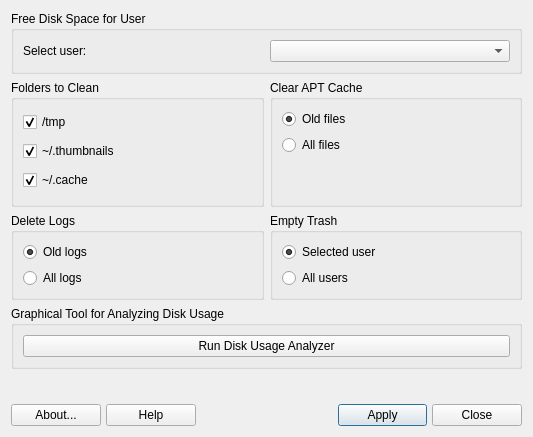
Above: mainwindow.ui from MX-Linux/mx-cleanup before the change. Below: the same form after it.
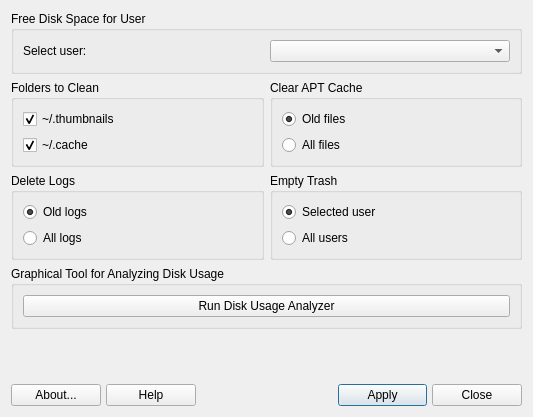
That is the form after the change. Icons and pictures are not drawn.

Patch:
```diff
--- a/mainwindow.ui
+++ b/mainwindow.ui
@@ -7,7 +7,7 @@
     <x>0</x>
     <y>0</y>
     <width>533</width>
-    <height>437</height>
+    <height>417</height>
    </rect>
   </property>
   <property name="windowTitle">
@@ -26,22 +26,6 @@
       <string>Folders to Clean</string>
      </property>
      <layout class="QVBoxLayout" name="verticalLayout_3">
-      <item>
-       <widget class="QCheckBox" name="tmpCheckBox">
-        <property name="sizePolicy">
-         <sizepolicy hsizetype="Expanding" vsizetype="Fixed">
-          <horstretch>0</horstretch>
-          <verstretch>0</verstretch>
-         </sizepolicy>
-        </property>
-        <property name="text">
-         <string notr="true">/tmp</string>
-        </property>
-        <property name="checked">
-         <bool>true</bool>
-        </property>
-       </widget>
-      </item>
       <item>
        <widget class="QCheckBox" name="thumbCheckBox">
         <property name="sizePolicy">
@@ -130,7 +114,7 @@
      </layout>
     </widget>
    </item>
-   <item row="8" column="0" colspan="2">
+   <item row="7" column="0" colspan="2">
     <spacer name="verticalSpacer">
      <property name="orientation">
       <enum>Qt::Vertical</enum>
@@ -138,12 +122,12 @@
      <property name="sizeHint" stdset="0">
       <size>
        <width>20</width>
-       <height>20</height>
+       <height>40</height>
       </size>
      </property>
     </spacer>
    </item>
-   <item row="9" column="0" colspan="2">
+   <item row="8" column="0" colspan="2">
     <layout class="QGridLayout" name="buttonBar" columnstretch="0,0,0,0,0,0,0,0,0,0">
      <property name="sizeConstraint">
       <enum>QLayout::SetDefaultConstraint</enum>
@@ -408,19 +392,6 @@
         </property>
        </widget>
       </item>
-      <item>
-       <spacer name="verticalSpacer_2">
-        <property name="orientation">
-         <enum>Qt::Vertical</enum>
-        </property>
-        <property name="sizeHint" stdset="0">
-         <size>
-          <width>20</width>
-          <height>40</height>
-         </size>
-        </property>
-       </spacer>
-      </item>
      </layout>
     </widget>
    </item>
@@ -468,7 +439,7 @@
      </layout>
     </widget>
    </item>
-   <item row="6" column="0" colspan="2">
+   <item row="5" column="0" colspan="2">
     <widget class="QGroupBox" name="groupBox_2">
      <property name="sizePolicy">
       <sizepolicy hsizetype="Expanding" vsizetype="Preferred">
```
